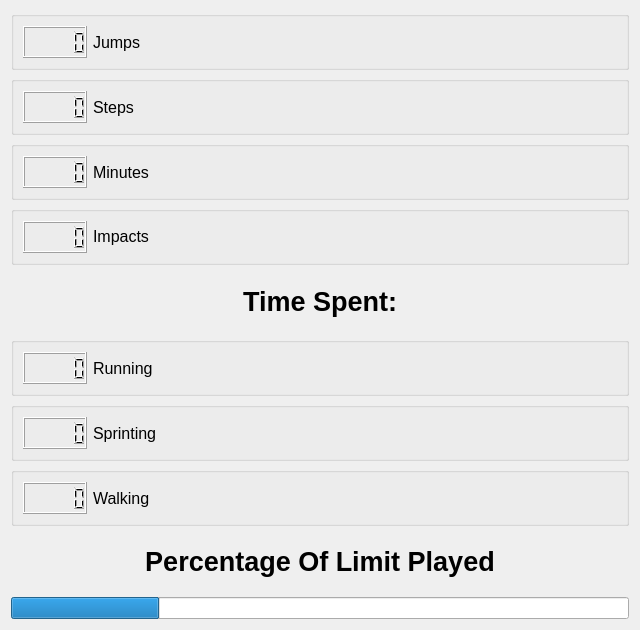
Qt form GUI/playerStats.ui (vasav123/LoadManager) before a commit.
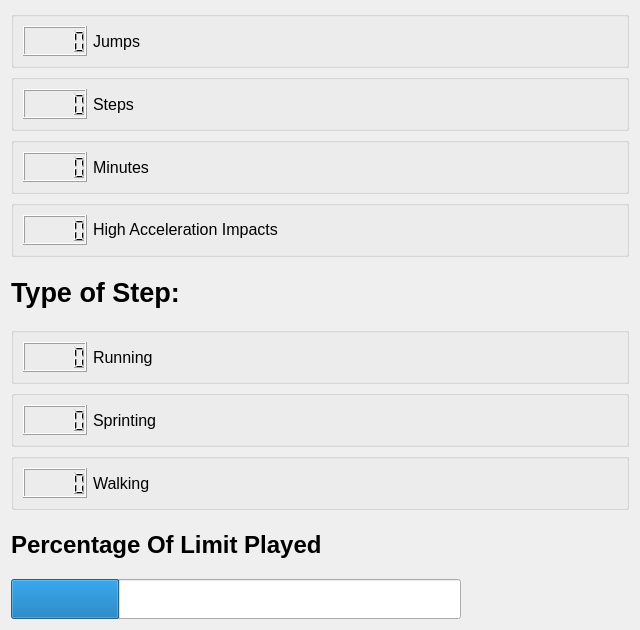
The same form after that commit.

What changed in the file:
```diff
--- a/GUI/playerStats.ui
+++ b/GUI/playerStats.ui
@@ -163,7 +163,7 @@
             </font>
            </property>
            <property name="text">
-            <string>Impacts</string>
+            <string>High Acceleration Impacts</string>
            </property>
            <property name="scaledContents">
             <bool>true</bool>
@@ -186,10 +186,10 @@
          </font>
         </property>
         <property name="text">
-         <string>Time Spent:</string>
+         <string>Type of Step:</string>
         </property>
         <property name="alignment">
-         <set>Qt::AlignCenter</set>
+         <set>Qt::AlignLeading|Qt::AlignLeft|Qt::AlignVCenter</set>
         </property>
        </widget>
       </item>
@@ -302,7 +302,7 @@
        <widget class="QLabel" name="ProgressbarLabel">
         <property name="font">
          <font>
-          <pointsize>20</pointsize>
+          <pointsize>18</pointsize>
           <weight>75</weight>
           <bold>true</bold>
          </font>
@@ -311,12 +311,36 @@
          <string>Percentage Of Limit Played</string>
         </property>
         <property name="alignment">
-         <set>Qt::AlignCenter</set>
+         <set>Qt::AlignLeading|Qt::AlignLeft|Qt::AlignVCenter</set>
         </property>
        </widget>
       </item>
       <item>
        <widget class="QProgressBar" name="LoadPercent">
+        <property name="sizePolicy">
+         <sizepolicy hsizetype="Minimum" vsizetype="Minimum">
+          <horstretch>0</horstretch>
+          <verstretch>0</verstretch>
+         </sizepolicy>
+        </property>
+        <property name="minimumSize">
+         <size>
+          <width>100</width>
+          <height>10</height>
+         </size>
+        </property>
+        <property name="maximumSize">
+         <size>
+          <width>450</width>
+          <height>40</height>
+         </size>
+        </property>
+        <property name="baseSize">
+         <size>
+          <width>1200</width>
+          <height>10</height>
+         </size>
+        </property>
         <property name="value">
          <number>24</number>
         </property>
```
